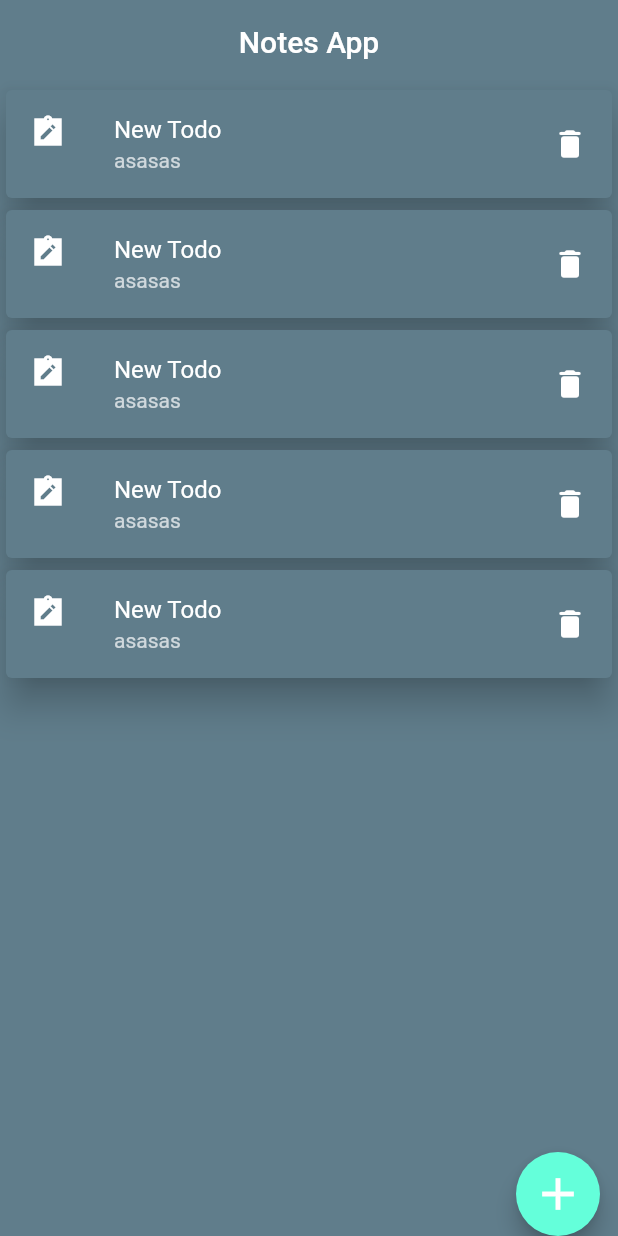
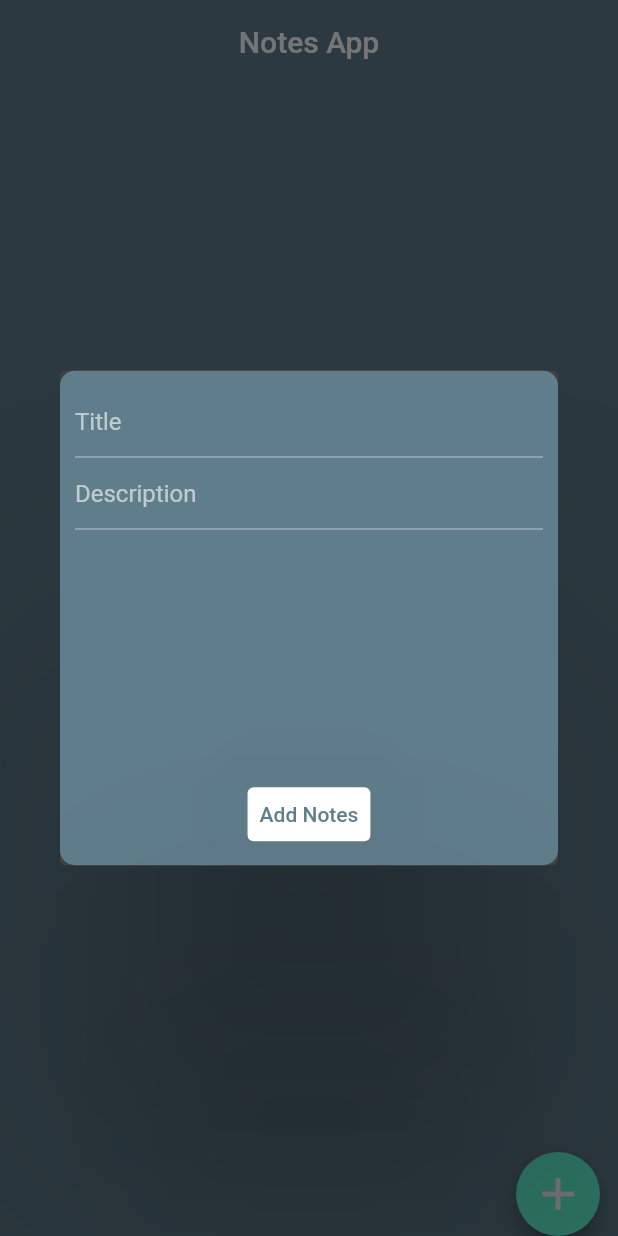
Before and after one commit to htrhan/todo_app_sqflite, a Flutter app: the screen it shows after launch, after a tap on the "add" icon, on a phone screen of 412 x 824 dp. Run offline on Flutter 3.47's test engine with Material 2 defaults, Android fonts, the phone set to English and light mode, and no system bars; our stand-ins replace sqflite; accounts and stored records are empty.

Commit message:
add model

```diff
--- a/lib/core/db_helper.dart
+++ b/lib/core/db_helper.dart
@@ -1,5 +1,6 @@
 import 'package:sqflite/sqflite.dart';
 import 'package:path/path.dart';
+import 'package:todo_app_sqflite/model/notes_model.dart';
 
 class NotesDatabase {
   static NotesDatabase instance = NotesDatabase._init();
@@ -17,12 +18,55 @@ class NotesDatabase {
   Future<Database> _init(String localpath) async {
     String path = await getDatabasesPath();
 
-    String dbpath = join(localpath, path);
+    String dbpath = join(path, localpath);
 
     final notesPath =
         await openDatabase(dbpath, version: 1, onCreate: _createDb);
     return notesPath;
   }
 
-  void _createDb(Database db, int vers) {}
+  void _createDb(Database db, int vers) {
+    const idType = "INTEGER PRIMARY KEY AUTOINCREMENT";
+    const textType = "TEXT NOT NULL";
+    db.execute('''
+CREATE TABLE $tableName(
+  ${NotesTable.columnTitle} $textType,
+  ${NotesTable.columnDescription} $textType,
+  ${NotesTable.columnId} $idType
+)
+''');
+  }
+
+  Future<List<Notes>> readNotes() async {
+    final db = await instance.database;
+    final result = await db!.query(tableName);
+    return result.map((e) => Notes.fromJson(e)).toList();
+  }
+
+  Future<int?> addNotes(Notes note) async {
+    final db = await instance.database;
+    final result = await db?.insert(tableName, note.toMap());
+    print(result);
+    return result;
+  }
+
+  Future<int?> updateNotes(Notes note) async {
+    final db = await instance.database;
+    final result = await db
+        ?.update(tableName, note.toMap(), where: "id=?", whereArgs: [note.id]);
+  }
+
+  Future<int?> deleteNotes(int id) async {
+    final db = await instance.database;
+    final result =
+        await db?.delete(tableName, where: "columnId=?", whereArgs: [id]);
+
+    return result;
+  }
+
+  Future closeDb(Database db) async {
+    final db = await instance.database;
+
+    db?.close();
+  }
 }
--- a/lib/model/notes_model.dart
+++ b/lib/model/notes_model.dart
@@ -1,3 +1,11 @@
+String tableName = "NotesTable";
+
+class NotesTable {
+  static String columnTitle = "title";
+  static String columnDescription = "description";
+  static String columnId = "id";
+}
+
 class Notes {
   String? title;
   String? description;
@@ -11,7 +19,7 @@ class Notes {
     id = data["id"];
   }
 
-  Map toMap() {
+  Map<String, dynamic> toMap() {
     Map<String, dynamic> data = {};
     data["title"] = title;
     data["description"] = description;
--- a/lib/view/notes_view.dart
+++ b/lib/view/notes_view.dart
@@ -1,4 +1,6 @@
 import 'package:flutter/material.dart';
+import 'package:todo_app_sqflite/core/db_helper.dart';
+import 'package:todo_app_sqflite/model/notes_model.dart';
 
 class NotesView extends StatefulWidget {
   const NotesView({Key? key}) : super(key: key);
@@ -8,27 +10,55 @@ class NotesView extends StatefulWidget {
 }
 
 class _NotesViewState extends State<NotesView> {
+  List<Notes> notes = [];
+  bool isLoading = false;
+
+  TextEditingController controllerTitle = TextEditingController();
+  TextEditingController controllerDescription = TextEditingController();
+  @override
+  void initState() {
+    super.initState();
+    getNotes();
+  }
+
+  void getNotes() async {
+    setState(() => isLoading = true);
+    notes = await NotesDatabase.instance.readNotes();
+    setState(() => isLoading = false);
+  }
+
   @override
   Widget build(BuildContext context) {
     return Scaffold(
       appBar: AppBar(
         title: const Text("Notes App"),
       ),
-      body: ListView.builder(
-        itemCount: 5,
-        itemBuilder: (c, i) => const Card(
+      body: isLoading
+          ? const Center(
+              child: CircularProgressIndicator(),
+            )
+          : notes.isEmpty
+              ? const Center(child: Text("Notes Not found"))
+              : ListView.builder(
+                  itemCount: notes.length,
+                  itemBuilder: (context, index) => Card(
                     color: Colors.blueGrey,
                     elevation: 10,
                     child: ListTile(
-            leading: Icon(Icons.note_alt_sharp),
-            title: Text("New Todo"),
-            subtitle: Text("asasas"),
-            trailing: Icon(Icons.delete_rounded),
+                      leading: const Icon(Icons.note_alt_sharp),
+                      title: Text(notes[index].title ?? ""),
+                      subtitle: Text(notes[index].description ?? ""),
+                      trailing: const Icon(Icons.delete_rounded),
                     ),
                   ),
                 ),
       floatingActionButton: FloatingActionButton(
-        onPressed: () {},
+        onPressed: () {
+          showDialog(
+            context: context,
+            builder: (BuildContext context) => addNotesDialog(),
+          );
+        },
         child: const Icon(
           Icons.add,
           color: Colors.white,
@@ -38,4 +68,57 @@ class _NotesViewState extends State<NotesView> {
       floatingActionButtonLocation: FloatingActionButtonLocation.miniEndDocked,
     );
   }
+
+  Dialog addNotesDialog() => Dialog(
+        elevation: 100,
+        child: Container(
+          padding: const EdgeInsets.all(10),
+          height: MediaQuery.of(context).size.height * 0.4,
+          decoration: BoxDecoration(
+            color: Colors.blueGrey,
+            borderRadius: BorderRadius.circular(10.0),
+          ),
+          child: Column(mainAxisAlignment: MainAxisAlignment.start, children: [
+            TextFormField(
+              controller: controllerTitle,
+              decoration: const InputDecoration(hintText: "Title"),
+            ),
+            const SizedBox(),
+            TextFormField(
+              controller: controllerDescription,
+              decoration: const InputDecoration(hintText: "Description"),
+            ),
+            const Spacer(
+              flex: 3,
+            ),
+            TextButton(
+              onPressed: () {
+                addNote(Notes(
+                    title: controllerTitle.text,
+                    description: controllerDescription.text));
+              },
+              child: const Text(
+                "Add Notes",
+                style: TextStyle(color: Colors.blueGrey),
+              ),
+              style: ButtonStyle(
+                backgroundColor:
+                    MaterialStateProperty.all<Color?>(Colors.white),
+                elevation: MaterialStateProperty.all<double?>(100),
+              ),
+            ),
+          ]),
+        ),
+      );
+
+  void addNote(Notes note) async {
+    await NotesDatabase.instance.addNotes(note);
+    setState(() {
+      getNotes();
+      controllerDescription.text = "";
+      controllerTitle.text = "";
+      print(note.id);
+    });
+    Navigator.pop(context);
   }
+}
```
Lines whose indentation alone changed are shown as unchanged.
